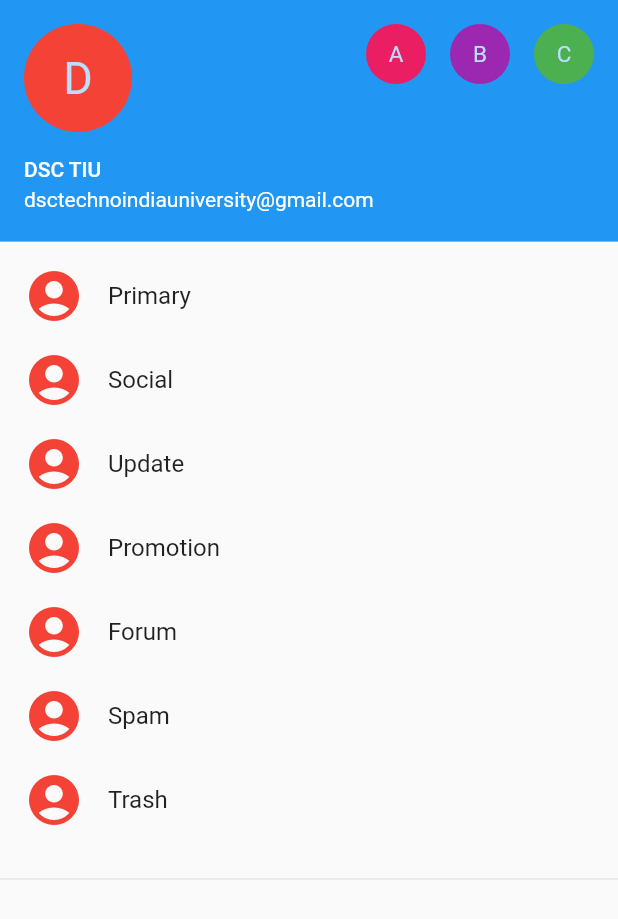
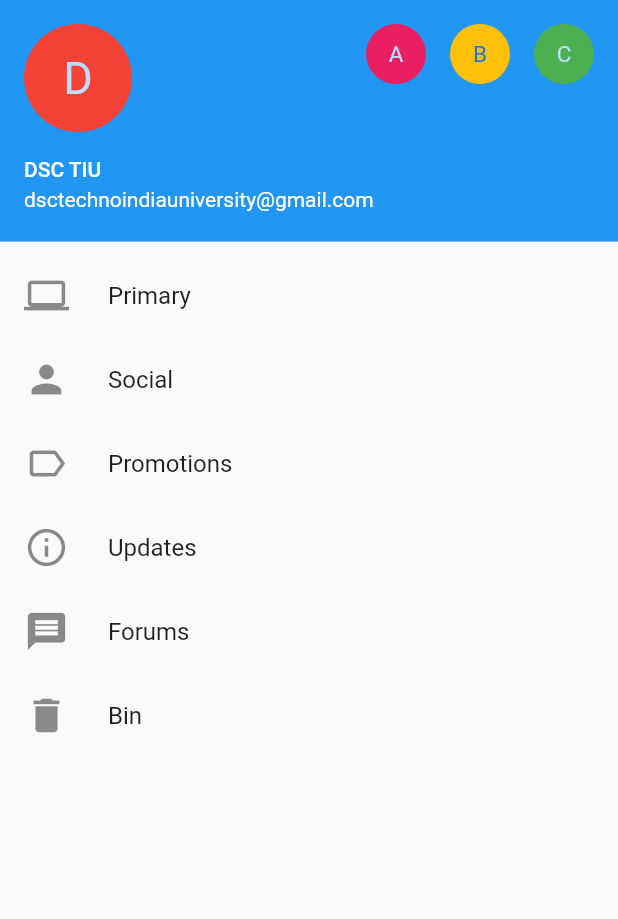
Before and after one commit to dsc-tiu/flutter_layout, a Flutter app: the Account widget shown alone on an empty page, opened directly, on a phone screen of 412 x 824 dp. Shown: the top 919 px of the screen. Run offline on Flutter 3.47's test engine with Material 2 defaults, Android fonts, the phone set to English and light mode, and no system bars.

Commit message:
Update+2

```diff
--- a/lib/drawyer.dart
+++ b/lib/drawyer.dart
@@ -19,7 +19,7 @@ class Account extends StatelessWidget {
             ),
             CircleAvatar(
               child: Text("B",style: TextStyle(fontSize: 15.0),),
-                  backgroundColor: Colors.purple,
+              backgroundColor: Colors.amber,
             ),
             CircleAvatar(
               child: Text("C",style: TextStyle(fontSize: 15.0),),
@@ -27,36 +27,31 @@ class Account extends StatelessWidget {
             )
           ],
         ),
-            ListTile(
-              leading: Icon(Icons.account_circle,size: 40.0,color: Colors.red,),
-              title: Text("Primary"),
-            ),
-            ListTile(
-              leading: Icon(Icons.account_circle,size: 40.0,color: Colors.red,),
-              title: Text("Social"),
-            ),
-            ListTile(
-              leading: Icon(Icons.account_circle,size: 40.0,color: Colors.red,),
-              title: Text("Update"),
-            ),
-            ListTile(
-              leading: Icon(Icons.account_circle,size: 40.0,color: Colors.red,),
-              title: Text("Promotion"),
-            ),
-            ListTile(
-              leading: Icon(Icons.account_circle,size: 40.0,color: Colors.red,),
-              title: Text("Forum"),
-            ),
-            ListTile(
-              leading: Icon(Icons.account_circle,size: 40.0,color: Colors.red,),
-              title: Text("Spam"),
-            ),
-            ListTile(
-              leading: Icon(Icons.account_circle,size: 40.0,color: Colors.red,),
-              title: Text("Trash"),
-            ),
-            Divider(height: 50.0,),
+        Category(type: "Primary", iconImage: Icons.computer),
+        Category(type: "Social", iconImage: Icons.person),
+        Category(type: "Promotions", iconImage: Icons.label_outline),
+        Category(type: "Updates", iconImage: Icons.info_outline),
+        Category(type: "Forums", iconImage: Icons.message),
+        Category(type: "Bin", iconImage: Icons.delete)
       ],
     );
   }
 }
+
+class Category extends StatelessWidget {
+  final String type;
+  final IconData iconImage;
+
+  Category({@required this.type, @required this.iconImage});
+
+  @override
+  Widget build(BuildContext context) {
+    return ListTile(
+      leading: Icon(
+        iconImage,
+        size: 30.0,
+      ),
+      title: Text("$type"),
+    );
+  }
+}
```
Also changed, not shown: lib/main.dart (+2 -45 lines). Lines whose indentation alone changed are shown as unchanged.
